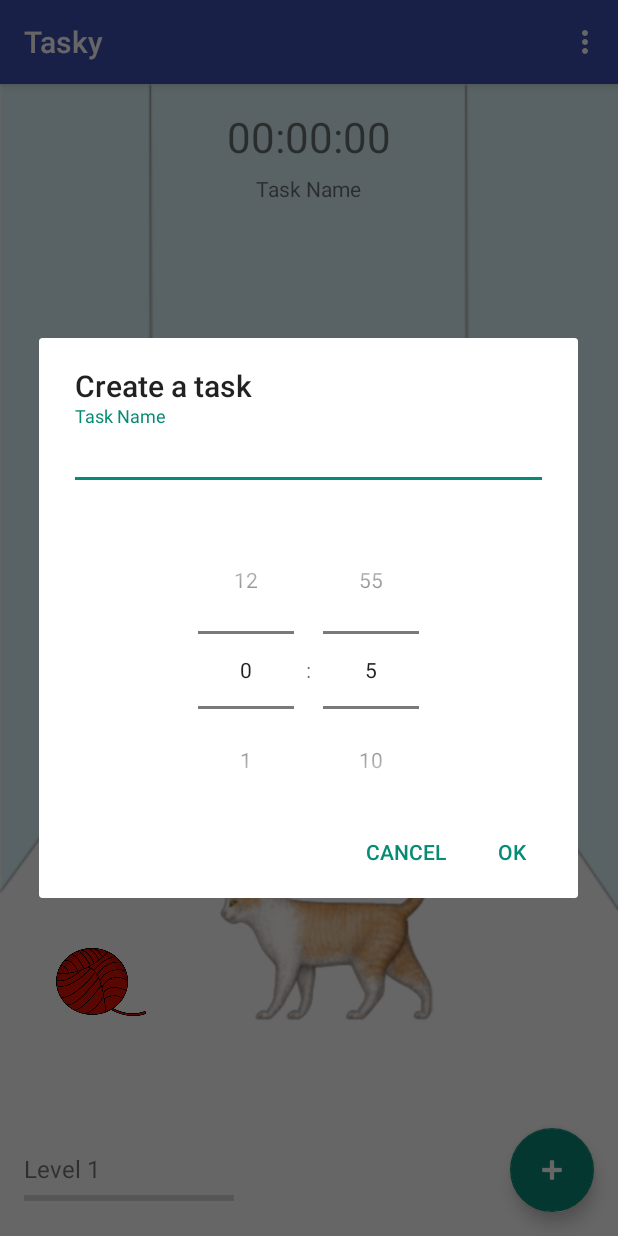
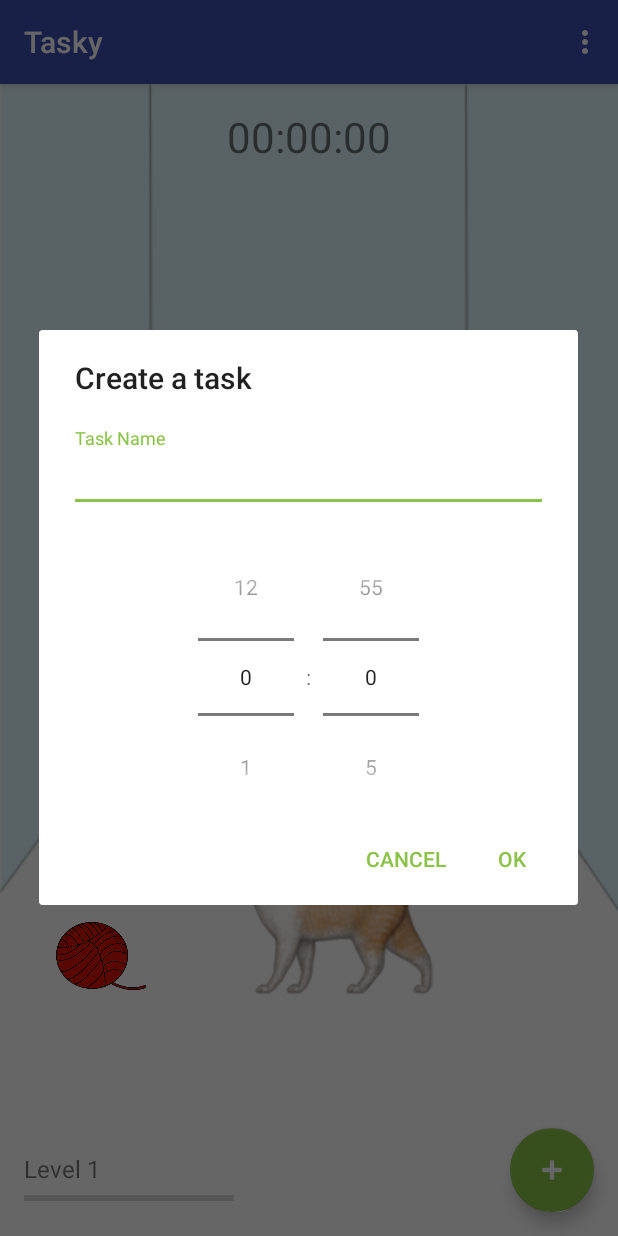
Before and after one commit to cqpham/SEG3125_Project, an Android app: the screen it shows after launch (MainActivity), after a tap on an icon or button, on a phone screen of 412 x 824 dp. Run offline under Robolectric (Android 15) with nearby library versions, the phone set to English and light mode, and no system bars.

Commit message:
Final changes

```diff
--- /dev/null
+++ b/app/src/main/res/drawable/ic_stop_black_24dp.xml
@@ -0,0 +1,9 @@
+<vector xmlns:android="http://schemas.android.com/apk/res/android"
+        android:width="24dp"
+        android:height="24dp"
+        android:viewportWidth="24.0"
+        android:viewportHeight="24.0">
+    <path
+        android:fillColor="#FF000000"
+        android:pathData="M6,6h12v12H6z"/>
+</vector>
--- a/app/src/main/res/layout/content_main.xml
+++ b/app/src/main/res/layout/content_main.xml
@@ -58,50 +58,13 @@
             android:layout_width="wrap_content"
             android:layout_height="wrap_content"
             android:gravity="center_horizontal"
-            android:text="@string/task_name"
+            android:text=""
             app:layout_constraintBottom_toTopOf="@id/cat_layout"
             app:layout_constraintTop_toTopOf="parent"
             app:layout_constraintRight_toRightOf="parent"
             app:layout_constraintLeft_toLeftOf="parent"
             android:textSize="14sp"/>
     </LinearLayout>
-
-    <RelativeLayout
-        android:id="@+id/cat_layout"
-        android:layout_width="0dp"
-        android:layout_height="0dp"
-        android:orientation="vertical"
-        app:layout_constraintLeft_toLeftOf="parent"
-        app:layout_constraintRight_toRightOf="parent"
-        app:layout_constraintTop_toBottomOf="@+id/countdown_layout"
-        app:layout_constraintBottom_toTopOf="@+id/level_layout"
-        app:layout_constraintEnd_toEndOf="parent"
-        app:layout_constraintStart_toStartOf="parent"
-        app:layout_constraintVertical_weight="5">
-
-        <ImageView
-            android:id="@+id/yarn_ball"
-            android:layout_width="60dp"
-            android:layout_height="60dp"
-            android:layout_alignBottom="@+id/cat"
-            android:layout_alignParentLeft="true"
-            android:layout_alignParentStart="true"
-            android:layout_marginLeft="37dp"
-            android:layout_marginStart="37dp"
-            app:srcCompat="@drawable/yarn_ball" />
-
-        <ImageView
-            android:id="@+id/cat"
-            android:layout_width="158dp"
-            android:layout_height="147dp"
-            app:srcCompat="@drawable/cat"
-            android:layout_alignParentBottom="true"
-            android:layout_toRightOf="@+id/yarn_ball"
-            android:layout_toEndOf="@+id/yarn_ball"
-            android:layout_marginLeft="41dp"
-            android:layout_marginStart="41dp"
-            android:layout_marginBottom="18dp" />
-    </RelativeLayout>
 
     <LinearLayout
         android:id="@+id/level_layout"
@@ -143,4 +106,42 @@
             app:layout_constraintTop_toBottomOf="@id/level_text" />
 
     </LinearLayout>
+
+    <RelativeLayout
+        android:id="@+id/cat_layout"
+        android:layout_width="0dp"
+        android:layout_height="0dp"
+        android:orientation="vertical"
+        app:layout_constraintBottom_toTopOf="@+id/level_layout"
+        app:layout_constraintEnd_toEndOf="parent"
+        app:layout_constraintHorizontal_bias="1.0"
+        app:layout_constraintLeft_toLeftOf="parent"
+        app:layout_constraintRight_toRightOf="parent"
+        app:layout_constraintStart_toStartOf="parent"
+        app:layout_constraintTop_toBottomOf="@+id/countdown_layout"
+        app:layout_constraintVertical_weight="4">
+
+        <ImageView
+            android:id="@+id/yarn_ball"
+            android:layout_width="60dp"
+            android:layout_height="60dp"
+            android:layout_alignBottom="@+id/cat"
+            android:layout_alignParentLeft="true"
+            android:layout_alignParentStart="true"
+            android:layout_marginLeft="37dp"
+            android:layout_marginStart="37dp"
+            app:srcCompat="@drawable/yarn_ball" />
+
+        <ImageView
+            android:id="@+id/cat"
+            android:layout_width="158dp"
+            android:layout_height="147dp"
+            android:layout_alignParentBottom="true"
+            android:layout_marginBottom="18dp"
+            android:layout_marginLeft="41dp"
+            android:layout_marginStart="41dp"
+            android:layout_toEndOf="@+id/yarn_ball"
+            android:layout_toRightOf="@+id/yarn_ball"
+            app:srcCompat="@drawable/cat" />
+    </RelativeLayout>
 </android.support.constraint.ConstraintLayout>
--- a/app/src/main/res/layout/create_task.xml
+++ b/app/src/main/res/layout/create_task.xml
@@ -13,7 +13,8 @@
             android:id="@+id/create_task_name_layout"
             android:layout_width="match_parent"
             android:layout_height="wrap_content"
-            android:layout_marginBottom="30dp">
+            android:layout_marginBottom="20dp"
+            android:layout_marginTop="20dp">
             <EditText
                 android:id="@+id/create_task_name"
                 android:layout_width="match_parent"
--- a/app/src/main/res/layout/finished_task.xml
+++ b/app/src/main/res/layout/finished_task.xml
@@ -12,11 +12,13 @@
             android:layout_width="wrap_content"
             android:layout_height="wrap_content"
             android:layout_marginBottom="20dp"
-            android:text="@string/congratulations" />
+            android:text="@string/congratulations"
+            android:textSize="20sp"/>
 
         <TextView
             android:id="@+id/earned_points_text"
             android:layout_width="wrap_content"
             android:layout_height="wrap_content"
+            android:textSize="16sp"
             android:text="" />
 </LinearLayout>
--- a/app/src/main/res/layout/level_up.xml
+++ b/app/src/main/res/layout/level_up.xml
@@ -32,7 +32,7 @@
 
     <ImageView
         android:id="@+id/award_image"
-        app:srcCompat="@android:color/holo_blue_light"
+        app:srcCompat="@drawable/bowling_ball"
         android:layout_width="150dp"
         android:layout_height="170dp" />
 </LinearLayout>
--- a/app/src/main/res/values/colors.xml
+++ b/app/src/main/res/values/colors.xml
@@ -1,9 +1,9 @@
 <?xml version="1.0" encoding="utf-8"?>
 <resources>
-    <color name="colorPrimary">#3E50B4</color>
-    <color name="colorPrimaryDark">#2F3E9E</color>
+    <color name="colorPrimary">#3F51B5</color>
+    <color name="colorPrimaryDark">#303F9F</color>
     <color name="colorPrimaryLight">#C5CAE9</color>
-    <color name="colorAccent">#078B75</color>
+    <color name="colorAccent">#8BC34A</color>
     <color name="textColorPrimary">#FFFFFF</color>
     <color name="windowBackground">#FFFFFF</color>
     <color name="textColorSecondary">#757575</color>
--- a/app/src/main/res/values/strings.xml
+++ b/app/src/main/res/values/strings.xml
@@ -22,8 +22,8 @@
     <string name="saved_level">1</string>
     <integer name="points_earned_default">0</integer>
     <string name="points_earned">0</string>
-    <integer name="default_level_points_threshold">100</integer>
-    <string name="level_points_threshold">100</string>
+    <integer name="default_level_points_threshold">500</integer>
+    <string name="level_points_threshold">500</string>
     <integer name="default_points_earned_level">0</integer>
     <string name="points_earned_level">0</string>
 
--- a/app/src/main/res/xml/pref_history.xml
+++ b/app/src/main/res/xml/pref_history.xml
@@ -2,7 +2,7 @@
 <PreferenceScreen xmlns:android="http://schemas.android.com/apk/res/android">
     <Preference
         android:title="Finish calculus 2 assignment"
-        android:summary="Task duration = 2 hours\nPoints earned = 1200"
+        android:summary="Task duration = 2 hours\nPoints earned = 60"
         android:clickable="false"
         android:cursorVisible="false"
         android:focusable="false"
@@ -10,7 +10,7 @@
     </Preference>
     <Preference
         android:title="Study for SEG3125 Final Exam"
-        android:summary="Task duration = 4 hours\nPoints earned = 2400"
+        android:summary="Task duration = 4 hours\nPoints earned = 120"
         android:clickable="false"
         android:cursorVisible="false"
         android:focusable="false"
@@ -18,7 +18,7 @@
     </Preference>
     <Preference
         android:title="Work on SEG3125 project"
-        android:summary="Task duration = 4 hours\nPoints earned = 2400"
+        android:summary="Task duration = 4 hours\nPoints earned = 120"
         android:clickable="false"
         android:cursorVisible="false"
         android:focusable="false"
```
Also changed, not shown: app/src/main/java/seg3125/project/MainActivity.java (+40 -12 lines), app/src/main/res/drawable/bowling_ball.png (added), app/src/main/res/drawable/dice.png (added), app/src/main/res/drawable/tennit.png (added).
